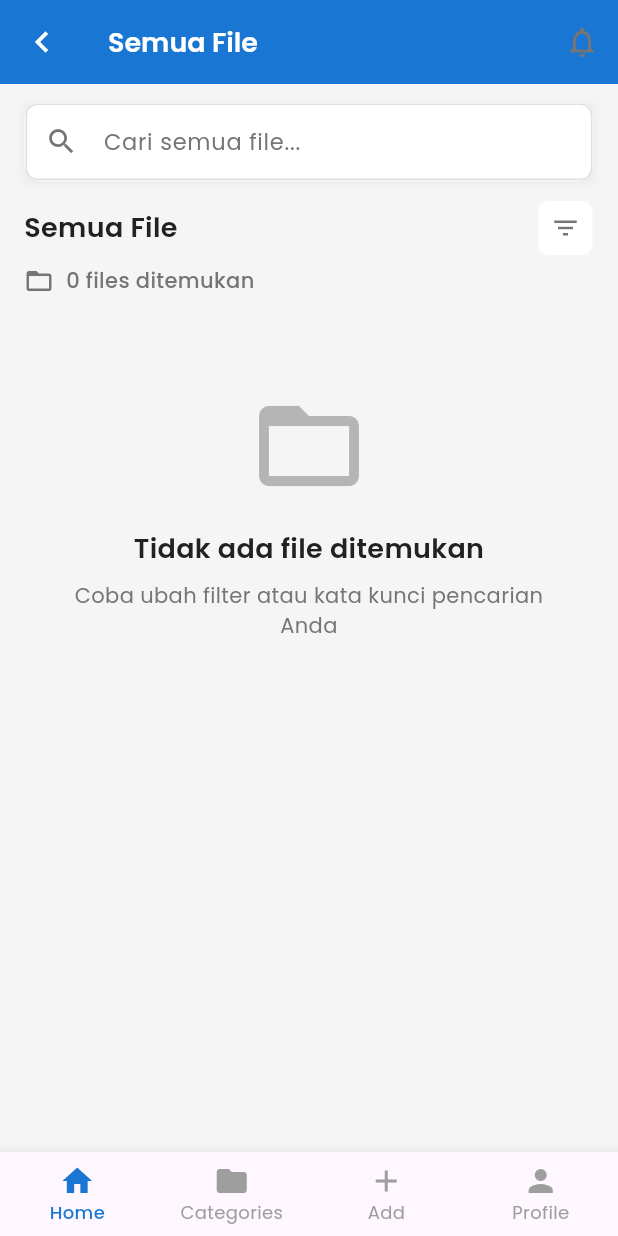
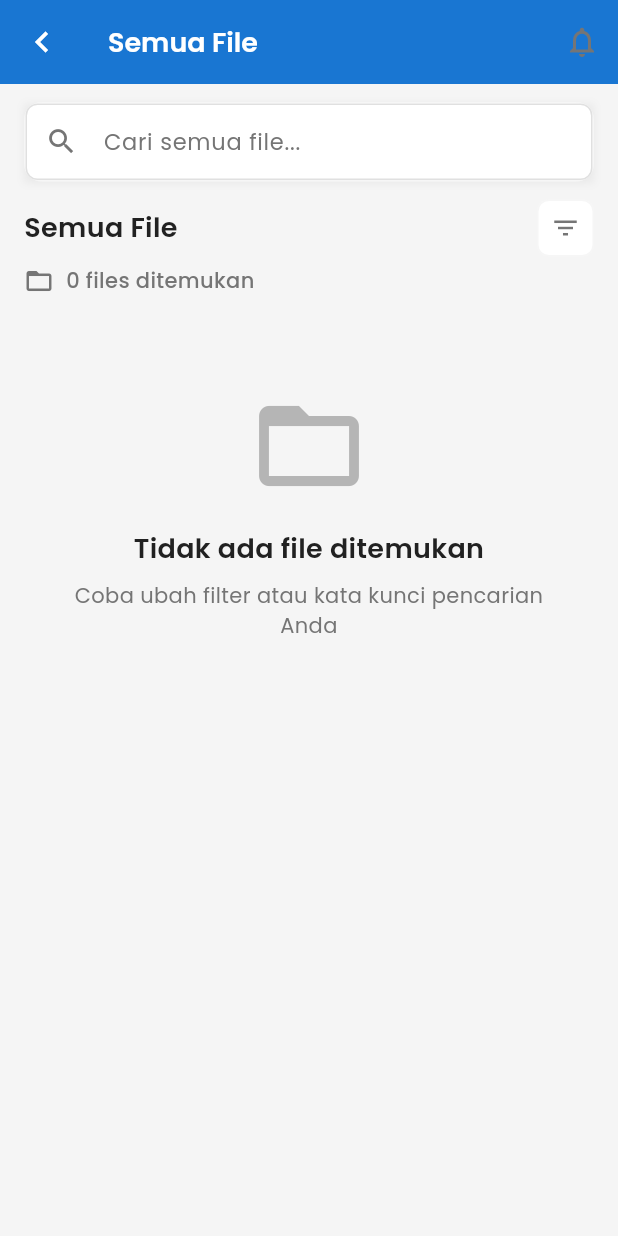
Before and after one commit to rahmathanifpurnama/management-document-app, a Flutter app: the TotalFilesScreen screen opened by its route, on a phone screen of 412 x 824 dp. Run offline on Flutter 3.47's test engine with Material 3 defaults, Android fonts, the phone set to English and light mode, and no system bars; our stand-ins replace audioplayers, cached_network_image, cloud_firestore, cloud_functions, connectivity_plus, dio and 19 more; missing offline and left inert: external_path, file_selector, firebase_app_check, flutter_pdfview, googleapis; accounts and stored records are empty.

Commit message:
remove navbar from total screen file

```diff
--- a/lib/screens/files/total_files_screen.dart
+++ b/lib/screens/files/total_files_screen.dart
@@ -6,7 +6,7 @@ import '../../core/constants/app_colors.dart';
 import '../../providers/document_provider.dart';
 import '../../providers/file_selection_provider.dart';
 import '../../models/document_model.dart';
-import '../../widgets/common/app_scaffold_with_navigation.dart';
+
 import '../../widgets/common/file_selection_bar.dart';
 import '../../widgets/common/file_filter_widget.dart';
 import '../../widgets/notification/bell_notification_widget.dart';
@@ -727,11 +727,22 @@ class _TotalFilesScreenState extends State<TotalFilesScreen> {
   Widget build(BuildContext context) {
     return Consumer<FileSelectionProvider>(
       builder: (context, selectionProvider, child) {
-        return AppScaffoldWithNavigation(
-          title: 'Semua File',
-          currentNavIndex: -1, // No specific nav index for this page
-          showAppBar: true,
-          actions: const [BellNotificationWidget()],
+        return Scaffold(
+          appBar: AppBar(
+            title: const Text('Semua File'),
+            backgroundColor: AppColors.primary,
+            foregroundColor: Colors.white,
+            actions: const [BellNotificationWidget()],
+            leading: IconButton(
+              onPressed: () => Navigator.of(context).pop(),
+              icon: const Icon(
+                Icons.chevron_left,
+                size: 28,
+                color: Colors.white,
+              ),
+              tooltip: 'Back',
+            ),
+          ),
           body: Column(
             children: [
               // File selection bar (appears when files are selected)
```
